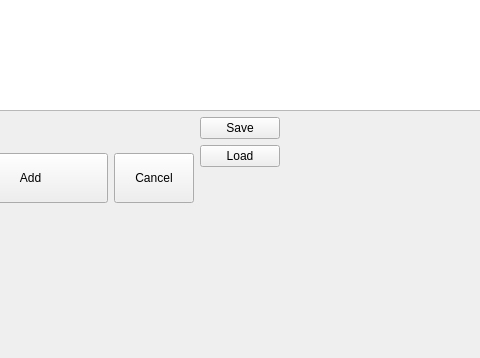
Qt form mainwindow.ui (kentbrockman4/IOList) before a commit; both pictures show x 143 to 623 and y 235 to 593 of the 963 by 593 pixel window.
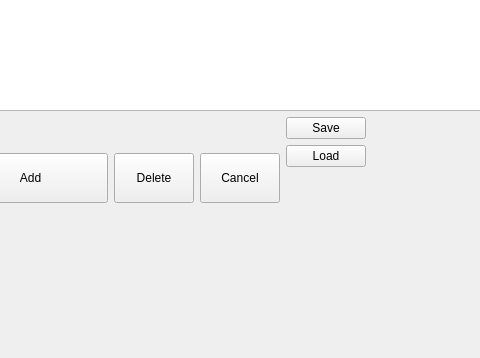
The same form after that commit. Custom widgets are drawn as their Qt base class.

Patch:
```diff
--- a/mainwindow.ui
+++ b/mainwindow.ui
@@ -186,6 +186,25 @@
             </property>
            </widget>
           </item>
+          <item>
+           <widget class="QPushButton" name="btnDelete">
+            <property name="sizePolicy">
+             <sizepolicy hsizetype="Minimum" vsizetype="Fixed">
+              <horstretch>1</horstretch>
+              <verstretch>0</verstretch>
+             </sizepolicy>
+            </property>
+            <property name="minimumSize">
+             <size>
+              <width>0</width>
+              <height>50</height>
+             </size>
+            </property>
+            <property name="text">
+             <string>Delete</string>
+            </property>
+           </widget>
+          </item>
           <item>
            <widget class="QPushButton" name="btnCancel">
             <property name="sizePolicy">
```
